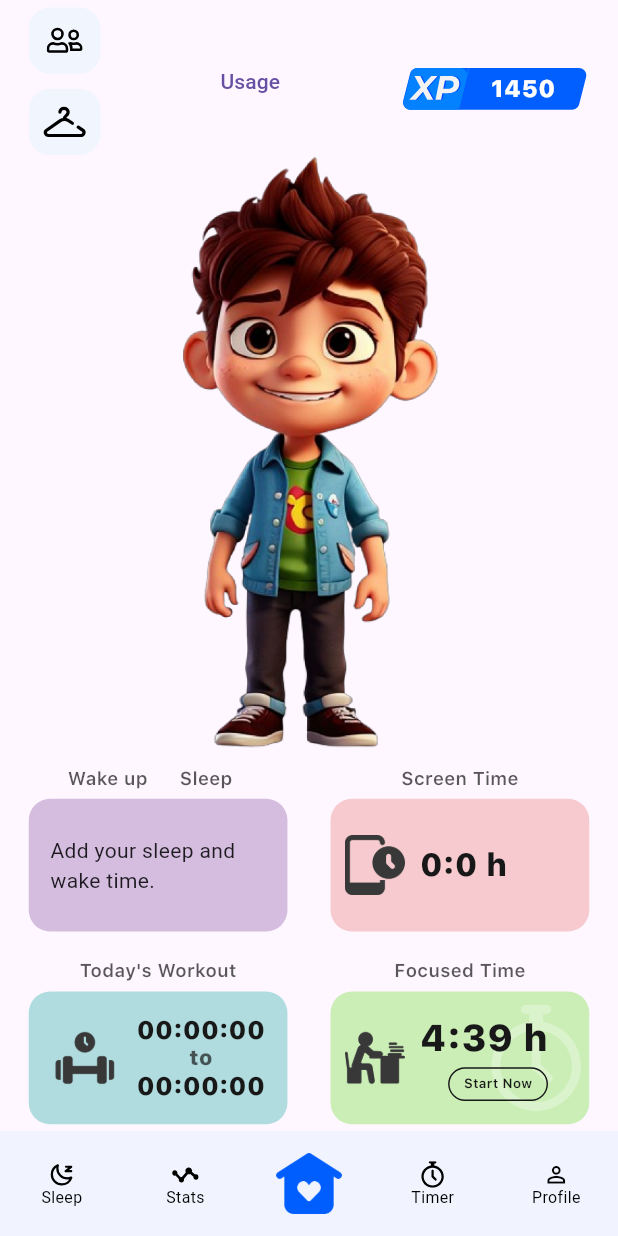
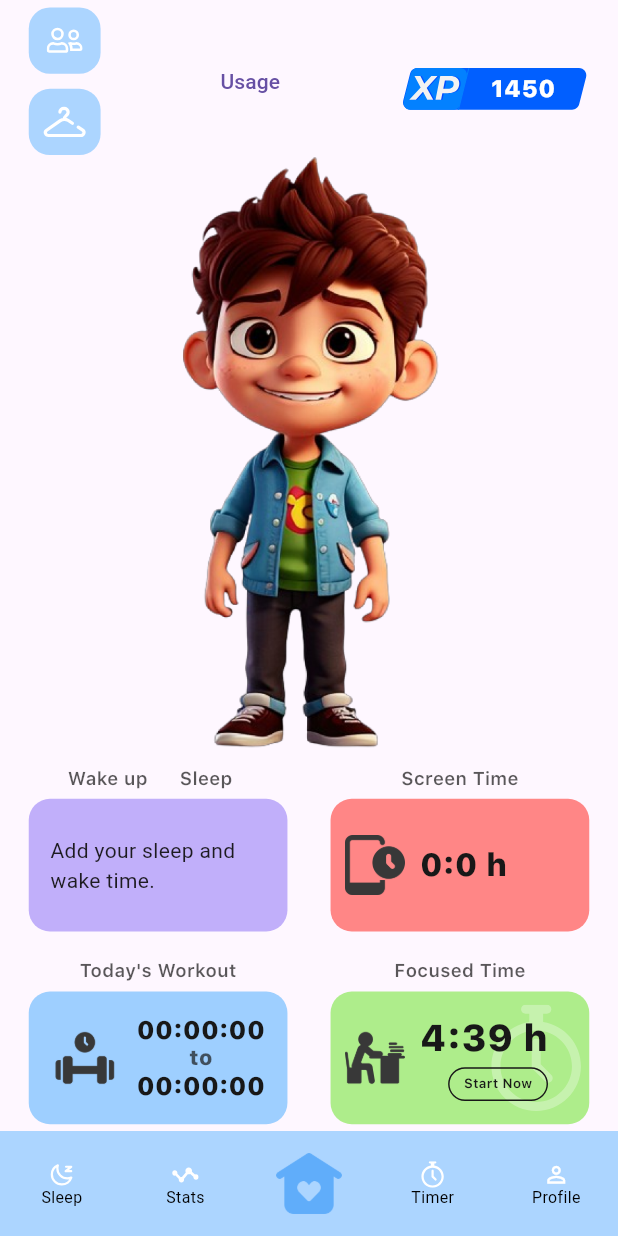
Before and after one commit to DGdon123/Habit-Tracker, a Flutter app: the screen it shows once a user with an empty profile is signed in, on a phone screen of 412 x 824 dp. Run offline on Flutter 3.47's test engine with Material 3 defaults, Android fonts, the light colour scheme and no system bars; our stand-ins replace audioplayers, calendar_date_picker2, cloud_firestore, easy_localization, firebase_auth, firebase_core and 17 more; missing offline and left inert: app_usage, background_fetch, carp_background_location, custom_date_range_picker, day_night_time_picker, flutter_facebook_auth and 1 more; accounts and stored records are empty; Roboto replaces fonts that are missing (SF Pro Text); project files that could hold a hidden picture were left out.

Commit message:
home page color change

```diff
--- a/lib/main.dart
+++ b/lib/main.dart
@@ -28,7 +28,7 @@ import 'package:habit_tracker/pages/auth_onboarding_deciding_screen.dart';
 import 'package:habit_tracker/provider/index_provider.dart';
 import 'package:habit_tracker/provider/location_provider.dart';
 import 'package:habit_tracker/provider/start_end_date_provider.dart';
-import 'package:habit_tracker/services/notification_firebase_services.dart';
+
 import 'package:hive/hive.dart';
 import 'package:path_provider/path_provider.dart';
 import 'package:permission_handler/permission_handler.dart';
@@ -51,7 +51,7 @@ Future<void> main() async {
 
   FirebaseMessaging.onBackgroundMessage(_firebaseMessagingBackgroundHandler);
 
-  await NotificationFirebaseServices().requestPermission();
+
 
 
   Directory directory = await getApplicationDocumentsDirectory();
--- a/lib/pages/home_page.dart
+++ b/lib/pages/home_page.dart
@@ -65,7 +65,7 @@ class HomePageState extends State<HomePage> {
                   fontWeight: FontWeight.w400,
                   height: 0,
                 ),
-                backgroundColor: const Color(0xfbf1f4ff),
+                backgroundColor: AppColors.mainColor,
                 currentIndex: context.watch<IndexProvider>().selectedIndex,
                 onTap: (index) {
                   context.read<IndexProvider>().setSelectedIndex(index);
@@ -77,19 +77,17 @@ class HomePageState extends State<HomePage> {
                       AppIcons.sleep,
                       height: 20.h,
                       color: context.watch<IndexProvider>().selectedIndex == 0
-                          ? AppColors.mainBlue
-                          : const Color.fromARGB(255, 0, 0, 0),
+                          ? AppColors.highLightColor
+                          : Colors.white,
                     ),
                     label: 'Sleep',
                   ),
                   BottomNavigationBarItem(
-                    icon: SvgPicture.asset(
-                      AppIcons.stats,
-                      height: 20.h,
-                      color: context.watch<IndexProvider>().selectedIndex == 1
-                          ? AppColors.mainBlue
-                          : const Color.fromARGB(255, 0, 0, 0),
-                    ),
+                    icon: SvgPicture.asset(AppIcons.stats,
+                        height: 20.h,
+                        color: context.watch<IndexProvider>().selectedIndex == 1
+                            ? AppColors.highLightColor
+                            : Colors.white),
                     label: 'Stats',
                   ),
                   const BottomNavigationBarItem(
@@ -100,13 +98,11 @@ class HomePageState extends State<HomePage> {
                     label: '',
                   ),
                   BottomNavigationBarItem(
-                    icon: SvgPicture.asset(
-                      AppIcons.timer,
-                      height: 20.h,
-                      color: context.watch<IndexProvider>().selectedIndex == 3
-                          ? AppColors.mainBlue
-                          : const Color.fromARGB(255, 0, 0, 0),
-                    ),
+                    icon: SvgPicture.asset(AppIcons.timer,
+                        height: 20.h,
+                        color: context.watch<IndexProvider>().selectedIndex == 3
+                            ? AppColors.highLightColor
+                            : Colors.white),
                     label: 'Timer',
                   ),
                   BottomNavigationBarItem(
@@ -114,8 +110,8 @@ class HomePageState extends State<HomePage> {
                       Icons.person_outline,
                       size: 20.h,
                       color: context.watch<IndexProvider>().selectedIndex == 4
-                          ? AppColors.mainBlue
-                          : const Color.fromARGB(255, 0, 0, 0),
+                          ? AppColors.highLightColor
+                          : Colors.white,
                     ),
                     label: 'Profile',
                   ),
@@ -130,7 +126,7 @@ class HomePageState extends State<HomePage> {
                   AppIcons.home,
                   width: 50,
                   color: context.watch<IndexProvider>().selectedIndex == 2
-                      ? AppColors.mainBlue
+                      ? AppColors.highLightColor
                       : AppColors.black.withOpacity(0.5),
                 )),
           ],
--- a/lib/pages/screens/home.dart
+++ b/lib/pages/screens/home.dart
@@ -118,7 +118,7 @@ class _HomeState extends State<Home> {
             width: 180.w,
             height: 100.h,
             decoration: ShapeDecoration(
-              color: const Color(0xfbd4bcdf),
+              color: AppColors.widgetColorV,
               // gradient: LinearGradient(
               //   begin: Alignment.bottomLeft,
               //   end: Alignment.topRight,
@@ -228,7 +228,7 @@ class _HomeState extends State<Home> {
           width: 180.w,
           height: 100.h,
           decoration: ShapeDecoration(
-            color: const Color(0xfbf6c9ce),
+            color: AppColors.widgetColorR,
             // gradient: LinearGradient(
             //   begin: Alignment.bottomRight,
             //    end: Alignment.topLeft,
@@ -374,7 +374,7 @@ class _HomeState extends State<Home> {
           width: 180.w,
           height: 100.h,
           decoration: ShapeDecoration(
-            color: const Color(0xfbafdcde),
+            color: AppColors.widgetColorB,
             // gradient: LinearGradient(
             //   begin: Alignment.bottomLeft,
             //   end: Alignment.topRight,
@@ -468,7 +468,7 @@ class _HomeState extends State<Home> {
           width: 180.w,
           height: 100.h,
           decoration: ShapeDecoration(
-            color: const Color(0xfbc9eeb5),
+            color: AppColors.widgetColorG,
             shape: RoundedRectangleBorder(
               borderRadius: BorderRadius.circular(16.r),
             ),
@@ -581,13 +581,13 @@ class _HomeState extends State<Home> {
                     height: 50.h,
                     width: 50.w,
                     decoration: BoxDecoration(
-                      color: AppColors.primaryColor,
+                      color: AppColors.mainColor,
                       borderRadius: BorderRadius.all(Radius.circular(16.r)),
                     ),
                     alignment: Alignment.center,
                     child: SvgPicture.asset(
                       AppIcons.friends,
-                      color: Colors.black,
+                      color: Colors.white,
                       height: 25.h,
                       width: 25.w,
                     )),
@@ -610,13 +610,13 @@ class _HomeState extends State<Home> {
                     height: 50.h,
                     width: 50.w,
                     decoration: BoxDecoration(
-                      color: AppColors.primaryColor,
+                      color: AppColors.mainColor,
                       borderRadius: BorderRadius.all(Radius.circular(16.r)),
                     ),
                     alignment: Alignment.center,
                     child: SvgPicture.asset(
                       AppIcons.customize,
-                      color: Colors.black,
+                      color: Colors.white,
                       height: 35.h,
                       width: 35.w,
                     )),
--- a/lib/utils/colors.dart
+++ b/lib/utils/colors.dart
@@ -16,4 +16,13 @@ class AppColors {
   static const Color mainBlue = Color.fromARGB(255, 0, 94, 255);
   static const Color completed = Color(0xFF3BA935);
   static const Color failed = Color(0xFFE3524F);
+
+  static const Color mainColor = Color(0xFFACD5FF);
+  static const Color highLightColor = Color(0xFF60ADFA);
+  static const Color iconFillColor = Color(0xFFFFFFFF);
+  static const Color widgetColorG = Color(0xFFAEED8B);
+  static const Color widgetColorB = Color(0xFF9ECFFF);
+  static const Color widgetColorR = Color(0xFFFF8686);
+  static const Color widgetColorV = Color(0xFFC1AFFA);
+
 }
```
Also changed, not shown: assets/icons/statistics.png (added).
